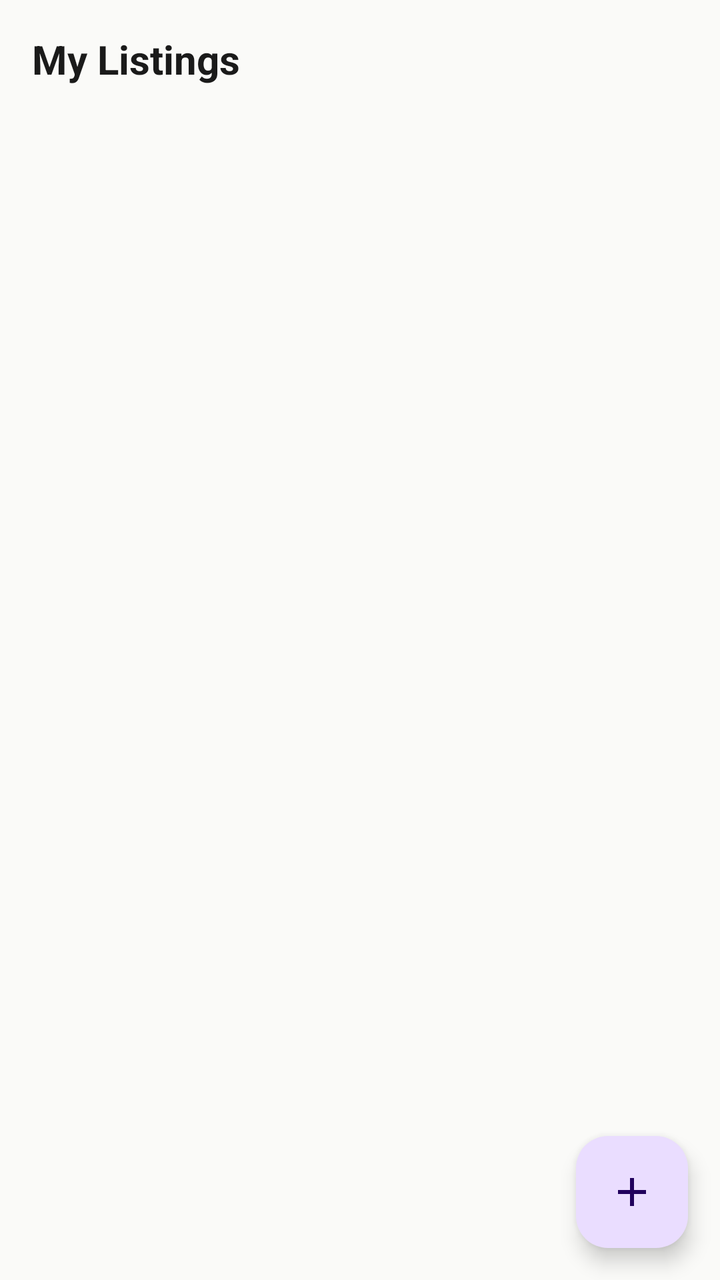
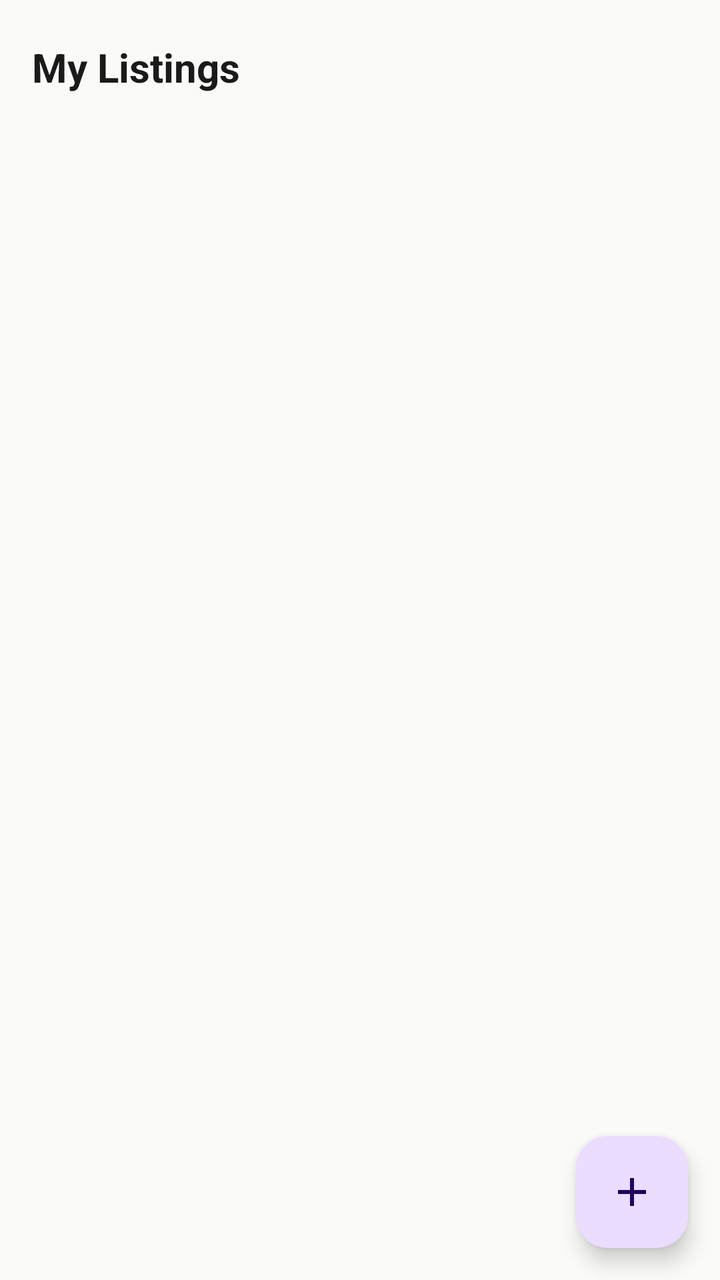

Two renders of the same Android screen: before a commit and after it. Below are the layout's source before the change and the commit's diff.
<!-- AndroidManifest.xml: application theme Theme.KapwaDVO -->
<!-- res/layout/fragment_owner_listings.xml -->
<?xml version="1.0" encoding="utf-8"?>
<androidx.coordinatorlayout.widget.CoordinatorLayout xmlns:android="http://schemas.android.com/apk/res/android"
    xmlns:app="http://schemas.android.com/apk/res-auto"
    android:layout_width="match_parent"
    android:layout_height="match_parent"
    android:background="@color/background">

    <androidx.constraintlayout.widget.ConstraintLayout
        android:layout_width="match_parent"
        android:layout_height="match_parent">

        <TextView
            android:id="@+id/tvTitle"
            android:layout_width="0dp"
            android:layout_height="wrap_content"
            android:text="@string/nav_my_listings"
            android:textSize="20sp"
            android:textStyle="bold"
            android:textColor="@color/text_primary"
            android:padding="16dp"
            app:layout_constraintTop_toTopOf="parent"
            app:layout_constraintStart_toStartOf="parent"
            app:layout_constraintEnd_toEndOf="parent" />

        <androidx.recyclerview.widget.RecyclerView
            android:id="@+id/rvListings"
            android:layout_width="0dp"
            android:layout_height="0dp"
            android:padding="8dp"
            android:clipToPadding="false"
            app:layout_constraintTop_toBottomOf="@id/tvTitle"
            app:layout_constraintBottom_toBottomOf="parent"
            app:layout_constraintStart_toStartOf="parent"
            app:layout_constraintEnd_toEndOf="parent" />

        <ProgressBar
            android:id="@+id/progressBar"
            android:layout_width="wrap_content"
            android:layout_height="wrap_content"
            android:visibility="gone"
            app:layout_constraintTop_toBottomOf="@id/tvTitle"
            app:layout_constraintBottom_toBottomOf="parent"
            app:layout_constraintStart_toStartOf="parent"
            app:layout_constraintEnd_toEndOf="parent" />

        <TextView
            android:id="@+id/tvEmpty"
            android:layout_width="wrap_content"
            android:layout_height="wrap_content"
            android:text="@string/no_results"
            android:textColor="@color/text_secondary"
            android:visibility="gone"
            app:layout_constraintTop_toBottomOf="@id/tvTitle"
            app:layout_constraintBottom_toBottomOf="parent"
            app:layout_constraintStart_toStartOf="parent"
            app:layout_constraintEnd_toEndOf="parent" />

    </androidx.constraintlayout.widget.ConstraintLayout>

    <com.google.android.material.floatingactionbutton.FloatingActionButton
        android:id="@+id/fab"
        android:layout_width="wrap_content"
        android:layout_height="wrap_content"
        android:layout_gravity="bottom|end"
        android:layout_margin="16dp"
        android:src="@drawable/ic_add"
        android:contentDescription="Add Listing" />

</androidx.coordinatorlayout.widget.CoordinatorLayout>
<!-- resources referenced by this layout -->
<resources>
  <color name="background">#FAFAF8</color>
  <color name="text_primary">#1A1A1A</color>
  <color name="text_secondary">#6B6B6B</color>
  <!-- drawable ic_add (drawable) -->
  <vector xmlns:android="http://schemas.android.com/apk/res/android"
      android:width="24dp"
      android:height="24dp"
      android:viewportWidth="24"
      android:viewportHeight="24">
      <path
          android:fillColor="#FF000000"
          android:pathData="M19,13h-6v6h-2v-6H5v-2h6V5h2v6h6v2z" />
  </vector>
  <string name="nav_my_listings">My Listings</string>
  <string name="no_results">No results found.</string>
  <style name="Theme.KapwaDVO" parent="Base.Theme.KapwaDVO">
          <item name="android:windowLightStatusBar">true</item>
      </style>
  <style name="Base.Theme.KapwaDVO" parent="Theme.Material3.Light.NoActionBar">
          <item name="colorPrimary">@color/primary</item>
          <item name="colorPrimaryDark">@color/primary_dark</item>
          <item name="colorAccent">@color/accent</item>
          <item name="android:colorBackground">@color/background</item>
          <item name="colorSurface">@color/surface</item>
          <item name="colorOnPrimary">@color/white</item>
          <item name="android:statusBarColor">@color/primary</item>
          <item name="android:navigationBarColor">@color/surface</item>
      </style>
  <color name="primary">#1A6B4A</color>
  <color name="primary_dark">#0F4530</color>
  <color name="accent">#F4A724</color>
  <color name="surface">#FFFFFF</color>
  <color name="white">#FFFFFF</color>
</resources>

<!-- the commit's change to res/layout/fragment_owner_listings.xml (unified diff, before → after) -->
@@ -17,7 +17,10 @@
             android:textSize="20sp"
             android:textStyle="bold"
             android:textColor="@color/text_primary"
-            android:padding="16dp"
+            android:paddingStart="16dp"
+            android:paddingEnd="16dp"
+            android:paddingTop="20dp"
+            android:paddingBottom="16dp"
             app:layout_constraintTop_toTopOf="parent"
             app:layout_constraintStart_toStartOf="parent"
             app:layout_constraintEnd_toEndOf="parent" />
